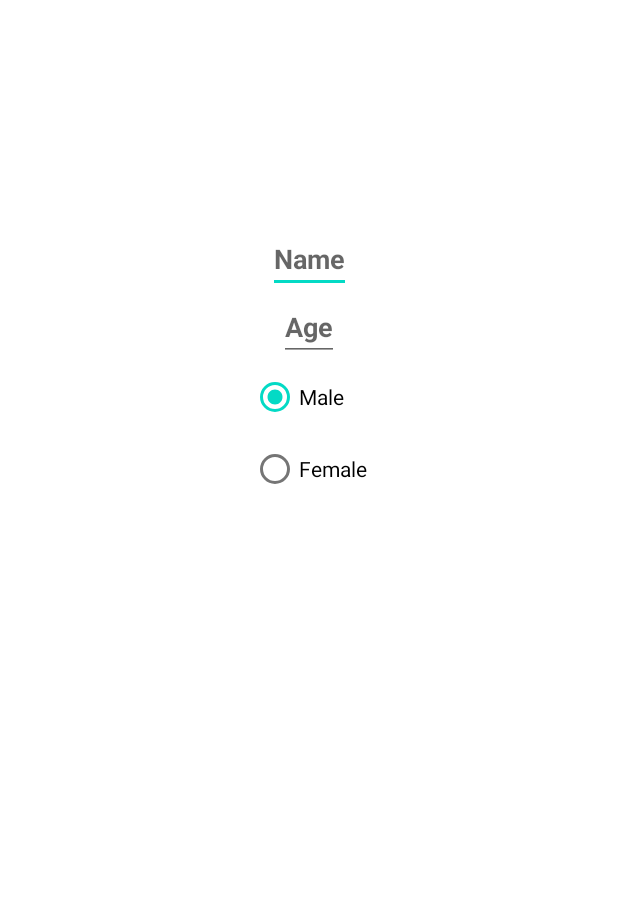
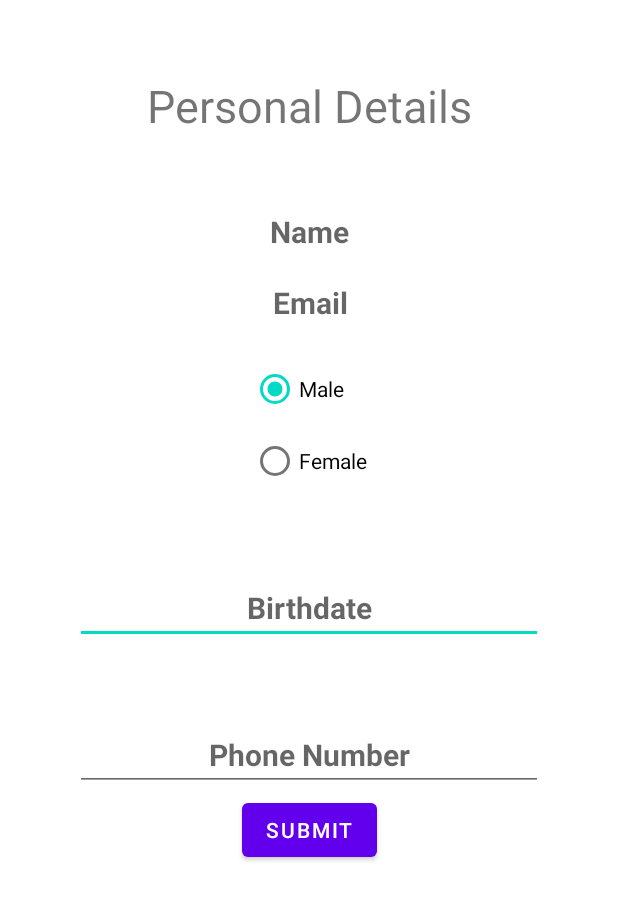
Before and after one commit to foram-patel-0201/Doctor-Buddy, an Android app: the Profile screen opened directly, with no data from a screen before it, on a phone screen of 412 x 824 dp. Shown: the top 900 px of the screen. Run offline under Robolectric (Android 15) with nearby library versions, the phone set to English and light mode, and no system bars; our stand-ins replace Firebase (no records; nobody signed in at launch, a user with empty details on screens opened directly); 6 statements that could not run were skipped.

Commit message:
Profile Page

```diff
--- a/app/build.gradle
+++ b/app/build.gradle
@@ -30,6 +30,8 @@ android {
 
 dependencies {
 
+
+
     implementation 'androidx.appcompat:appcompat:1.4.0'
     implementation 'com.google.android.material:material:1.4.0'
     implementation 'androidx.constraintlayout:constraintlayout:2.1.2'
@@ -39,4 +41,6 @@ dependencies {
     testImplementation 'junit:junit:4.+'
     androidTestImplementation 'androidx.test.ext:junit:1.1.3'
     androidTestImplementation 'androidx.test.espresso:espresso-core:3.4.0'
+
+    implementation 'com.github.bumptech.glide:glide:3.7.0'
 }
--- a/app/src/main/java/com/tatvaalife/doctorbuddy/Profile.java
+++ b/app/src/main/java/com/tatvaalife/doctorbuddy/Profile.java
@@ -2,13 +2,134 @@ package com.tatvaalife.doctorbuddy;
 
 import androidx.appcompat.app.AppCompatActivity;
 
+import android.graphics.Bitmap;
+import android.graphics.drawable.Drawable;
+import android.net.Uri;
 import android.os.Bundle;
+import android.view.View;
+import android.widget.EditText;
+import android.widget.ImageView;
+import android.widget.RadioButton;
+import android.widget.RadioGroup;
+import android.widget.TextView;
+import android.widget.Toast;
+
+import com.google.android.gms.auth.api.signin.GoogleSignIn;
+import com.google.android.gms.auth.api.signin.GoogleSignInAccount;
+import com.google.firebase.auth.FirebaseAuth;
+import com.google.firebase.database.DataSnapshot;
+import com.google.firebase.database.DatabaseError;
+import com.google.firebase.database.DatabaseReference;
+import com.google.firebase.database.FirebaseDatabase;
+import com.google.firebase.database.ValueEventListener;
+
+import java.io.FileNotFoundException;
+import java.util.HashMap;
+import java.util.Map;
 
 public class Profile extends AppCompatActivity {
+
+    TextView name,email;
+    ImageView profileimage;
+    EditText mBirthdate, mPhoneField;
+
+    private FirebaseAuth mAuth;
+    private DatabaseReference mUserDatabase;
+
+    RadioGroup radioButton;
+
+    private String userId, phone, profileImageUrl,bio, userSex,birthdate;
 
     @Override
     protected void onCreate(Bundle savedInstanceState) {
         super.onCreate(savedInstanceState);
         setContentView(R.layout.activity_profile);
+
+        GoogleSignInAccount acct = GoogleSignIn.getLastSignedInAccount(getApplicationContext());
+
+            String personName = acct.getDisplayName();
+            String personGivenName = acct.getGivenName();
+            String personFamilyName = acct.getFamilyName();
+            String personEmail = acct.getEmail();
+            String personId = acct.getId();
+            Uri personPhoto = acct.getPhotoUrl();
+
+            mBirthdate = findViewById(R.id.birthdate);
+            mPhoneField = findViewById(R.id.phoneNumber);
+            radioButton = findViewById(R.id.radioGroup);
+
+
+        mAuth = FirebaseAuth.getInstance();
+        userId = mAuth.getCurrentUser().getUid();
+
+        mUserDatabase = FirebaseDatabase.getInstance().getReference().child("Users").child(userId);
+
+        getUserInfo();
+
+
+        name = findViewById(R.id.name);
+        name.setText(personName);
+
+
+        email = findViewById(R.id.email);
+        email.setText(personEmail);
+
+
+    }
+
+
+    private void getUserInfo() {
+        mUserDatabase.addListenerForSingleValueEvent(new ValueEventListener() {
+            @Override
+            public void onDataChange(DataSnapshot dataSnapshot) {
+                if(dataSnapshot.exists() && dataSnapshot.getChildrenCount()>0){
+                    Map<String, Object> map = (Map<String, Object>) dataSnapshot.getValue();
+                    if(map.get("birthdate")!=null){
+                        birthdate = map.get("birthdate").toString();
+                        mBirthdate.setText(birthdate);
+                    }
+
+                    if(map.get("phone")!=null){
+                        phone = map.get("phone").toString();
+                        mPhoneField.setText(phone);
+                    }
+
+
+                }
+            }
+
+            @Override
+            public void onCancelled(DatabaseError databaseError) {
+
+            }
+        });
+
+    }
+
+    public void onSubmit(View view){
+        Toast.makeText(getApplicationContext(), "Submitted", Toast.LENGTH_SHORT).show();
+        saveUserInformation();
+    }
+
+    private void saveUserInformation() {
+        phone = mPhoneField.getText().toString();
+        birthdate = mBirthdate.getText().toString();
+
+        int selectId = radioButton.getCheckedRadioButtonId();
+
+        final RadioButton radioButton = (RadioButton) findViewById(selectId);
+
+        if(radioButton.getText() == null){
+            return;
+        }
+
+        String userId = mAuth.getCurrentUser().getUid();
+        DatabaseReference currentUserDb = FirebaseDatabase.getInstance().getReference().child("Users").child(userId);
+        Map userInfo = new HashMap<>();
+        userInfo.put("name", name);
+        userInfo.put("birthdate",birthdate);
+        userInfo.put("phone",phone);
+        currentUserDb.updateChildren(userInfo);
+
     }
 }
--- a/app/src/main/res/layout/activity_profile.xml
+++ b/app/src/main/res/layout/activity_profile.xml
@@ -6,32 +6,43 @@
     android:layout_height="match_parent"
     tools:context=".Profile">
 
-    <ImageView
-        android:id="@+id/imageView"
-        android:layout_width="150dp"
-        android:layout_height="150dp"
+    <TextView
+        android:id="@+id/personalDetails"
+        android:layout_width="match_parent"
+        android:layout_height="wrap_content"
+        android:text="Personal Details"
+        android:textSize="30dp"
+        android:gravity="center"
+        android:layout_margin="50dp"
         app:layout_constraintEnd_toEndOf="parent"
         app:layout_constraintStart_toStartOf="parent"
         app:layout_constraintTop_toTopOf="parent" />
 
-    <EditText
+    <TextView
         android:id="@+id/name"
+        android:layout_width="match_parent"
+        android:layout_height="wrap_content"
+        android:hint="Name"
+        android:inputType="textPersonName"
+        android:textStyle="bold"
+        android:textSize="20dp"
+        android:layout_marginTop="100dp"
+        android:layout_margin="50dp"
+        android:gravity="center"
+        app:layout_constraintEnd_toEndOf="parent"
+        app:layout_constraintStart_toStartOf="parent"
+        app:layout_constraintTop_toBottomOf="@+id/personalDetails" />
+
+    <TextView
+        android:id="@+id/email"
         android:layout_width="wrap_content"
         android:layout_height="wrap_content"
         android:textStyle="bold"
-        android:hint="Name"
-        android:inputType="textPersonName"
-        app:layout_constraintEnd_toEndOf="parent"
-        app:layout_constraintStart_toStartOf="parent"
-        app:layout_constraintTop_toBottomOf="@+id/imageView" />
-
-    <EditText
-        android:id="@+id/age"
-        android:layout_width="wrap_content"
-        android:layout_height="wrap_content"
-        android:textStyle="bold"
-        android:hint="Age"
+        android:layout_margin="20dp"
+        android:textSize="20dp"
+        android:hint="Email"
         android:inputType="number"
+        android:gravity="center"
         app:layout_constraintEnd_toEndOf="parent"
         app:layout_constraintStart_toStartOf="parent"
         app:layout_constraintTop_toBottomOf="@+id/name" />
@@ -41,10 +52,11 @@
         android:layout_width="wrap_content"
         android:layout_height="wrap_content"
         android:layout_centerInParent="true"
+        android:layout_margin="20dp"
+        android:textSize="20dp"
         app:layout_constraintEnd_toEndOf="parent"
         app:layout_constraintStart_toStartOf="parent"
-        app:layout_constraintTop_toBottomOf="@id/age">
-
+        app:layout_constraintTop_toBottomOf="@id/email">
 
 
         <RadioButton
@@ -53,17 +65,55 @@
             android:layout_height="wrap_content"
             android:checked="true"
             android:text="Male"
-        app:layout_constraintTop_toBottomOf="@+id/age"
-        />
+            app:layout_constraintTop_toBottomOf="@+id/age" />
 
         <RadioButton
             android:id="@+id/female"
             android:layout_width="wrap_content"
             android:layout_height="wrap_content"
             android:text="Female"
-        app:layout_constraintTop_toBottomOf="@+id/radio_one"
- />
+            app:layout_constraintTop_toBottomOf="@+id/radio_one" />
 
     </RadioGroup>
 
+    <EditText
+        android:id="@+id/birthdate"
+        android:inputType="date"
+        android:hint="Birthdate"
+        android:layout_width="match_parent"
+        android:layout_height="wrap_content"
+        android:textStyle="bold"
+        android:textSize="20dp"
+        android:layout_marginTop="100dp"
+        android:layout_margin="50dp"
+        android:gravity="center"
+        app:layout_constraintEnd_toEndOf="parent"
+        app:layout_constraintStart_toStartOf="parent"
+        app:layout_constraintTop_toBottomOf="@+id/radioGroup" />
+
+    <EditText
+        android:id="@+id/phoneNumber"
+        android:inputType="phone"
+        android:hint="Phone Number"
+        android:layout_width="match_parent"
+        android:layout_height="wrap_content"
+        android:textStyle="bold"
+        android:textSize="20dp"
+        android:layout_marginTop="100dp"
+        android:layout_margin="50dp"
+        android:gravity="center"
+        app:layout_constraintEnd_toEndOf="parent"
+        app:layout_constraintStart_toStartOf="parent"
+        app:layout_constraintTop_toBottomOf="@+id/birthdate" />
+
+    <Button
+        android:layout_width="wrap_content"
+        android:layout_height="wrap_content"
+        android:layout_margin="100dp"
+        android:text="Submit"
+        app:layout_constraintEnd_toEndOf="parent"
+        app:layout_constraintStart_toStartOf="parent"
+        android:onClick="onSubmit"
+        app:layout_constraintTop_toBottomOf="@+id/birthdate" />
+
 </androidx.constraintlayout.widget.ConstraintLayout>
```
Also changed, not shown: 1 other file. Lines whose indentation alone changed are shown as unchanged.
